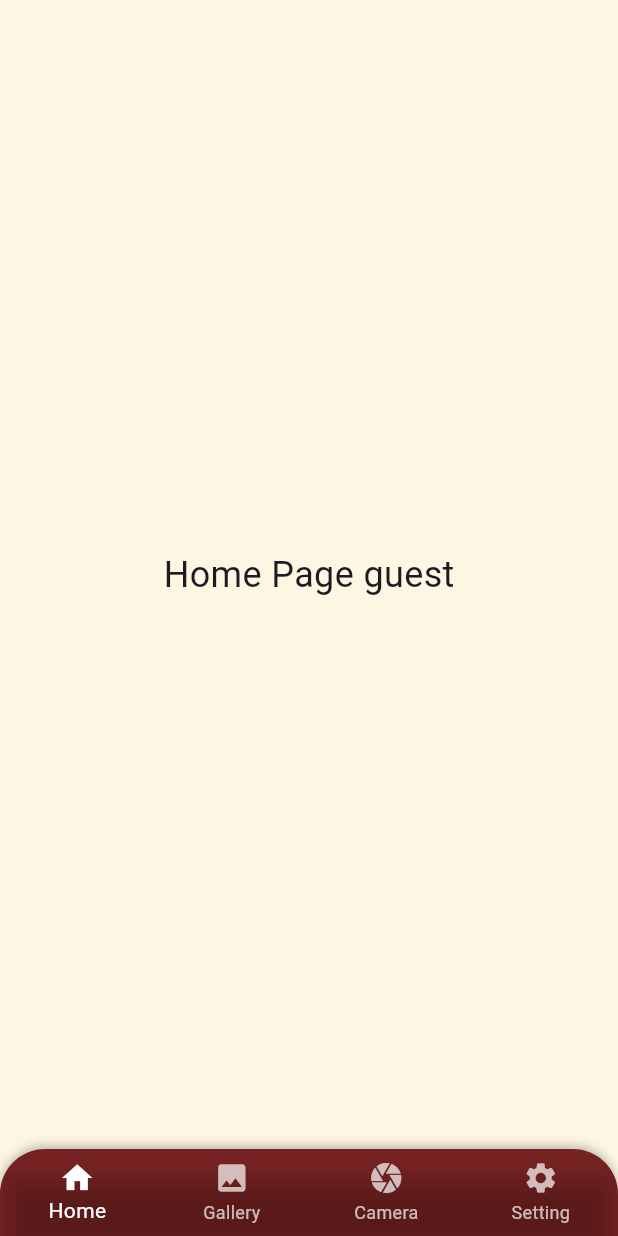
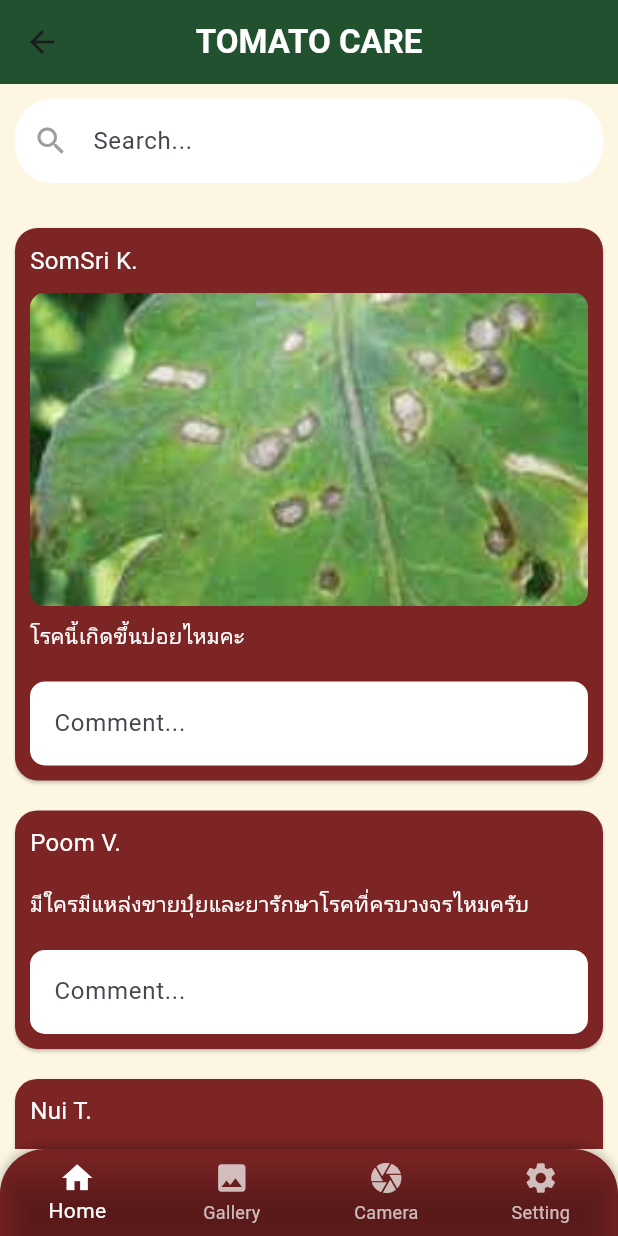
Before and after one commit to yanisa24414/TomatoCare, a Flutter app: the HomeScreenGuest screen opened by its route, on a phone screen of 412 x 824 dp. Run offline on Flutter 3.47's test engine with Material 3 defaults, Android fonts, the phone set to English and light mode, and no system bars; our stand-ins replace shared_preferences; accounts and stored records are empty.

Commit message:
update home guest

```diff
--- a/myapp/lib/screens/guest/home_screen_guest.dart
+++ b/myapp/lib/screens/guest/home_screen_guest.dart
@@ -8,10 +8,144 @@ class HomeScreenGuest extends StatelessWidget {
   Widget build(BuildContext context) {
     return Scaffold(
       backgroundColor: const Color(0xFFFDF6E3),
-      body: const Center(
-        child: Text('Home Page guest', style: TextStyle(fontSize: 24)),
+      appBar: AppBar(
+        backgroundColor: const Color(0xFF22512F),
+        title: const Text(
+          "TOMATO CARE",
+          style: TextStyle(color: Colors.white, fontWeight: FontWeight.bold),
+        ),
+        centerTitle: true,
+      ),
+      body: Column(
+        children: [
+          // ช่องค้นหา
+          Padding(
+            padding: const EdgeInsets.all(10.0),
+            child: TextField(
+              decoration: InputDecoration(
+                hintText: "Search...",
+                prefixIcon: const Icon(Icons.search, color: Colors.grey),
+                filled: true,
+                fillColor: Colors.white,
+                border: OutlineInputBorder(
+                  borderRadius: BorderRadius.circular(25.0),
+                  borderSide: BorderSide.none,
+                ),
+              ),
+            ),
+          ),
+
+          // รายการโพสต์ (สไลด์ได้)
+          Expanded(
+            child: ListView(
+              padding: const EdgeInsets.all(10.0),
+              children: const [
+                PostCard(
+                  username: "SomSri K.",
+                  postText: "โรคนี้เกิดขึ้นบ่อยไหมคะ",
+                  imagePath: "assets/leaf1.jpg",
+                ),
+                PostCard(
+                  username: "Poom V.",
+                  postText: "มีใครมีแหล่งขายปุ๋ยและยารักษาโรคที่ครบวงจรไหมครับ",
+                  imagePath: null,
+                ),
+                PostCard(
+                  username: "Nui T.",
+                  postText: "อยากรู้ว่ามีวิธีป้องกันโรคพวกนี้ไหม",
+                  imagePath: null,
+                ),
+                PostCard(
+                  username: "Arthit B.",
+                  postText:
+                      "ต้นมะเขือเทศที่บ้านเริ่มเป็นแบบนี้ มีวิธีแก้ไขไหม?",
+                  imagePath: "assets/leaf2.jpg",
+                ),
+              ],
+            ),
+          ),
+        ],
       ),
       bottomNavigationBar: const GuestNavigation(selectedIndex: 0),
     );
   }
 }
+
+class PostCard extends StatelessWidget {
+  final String username;
+  final String postText;
+  final String? imagePath; // ใช้ ? เพื่อรองรับกรณีไม่มีรูป
+
+  const PostCard({
+    super.key,
+    required this.username,
+    required this.postText,
+    this.imagePath,
+  });
+
+  @override
+  Widget build(BuildContext context) {
+    return Card(
+      color: const Color(0xFF7D2424),
+      shape: RoundedRectangleBorder(borderRadius: BorderRadius.circular(15)),
+      margin: const EdgeInsets.symmetric(vertical: 10),
+      child: Column(
+        crossAxisAlignment: CrossAxisAlignment.start,
+        children: [
+          // ส่วนหัวของโพสต์
+          Padding(
+            padding: const EdgeInsets.all(10.0),
+            child: Text(
+              username,
+              style: const TextStyle(color: Colors.white, fontSize: 16),
+            ),
+          ),
+
+          // แสดงรูปภาพเฉพาะเมื่อ imagePath ไม่เป็น null และจัดให้อยู่ตรงกลาง
+          if (imagePath != null)
+            Padding(
+              padding:
+                  const EdgeInsets.symmetric(horizontal: 10), // ขอบด้านข้าง
+              child: ClipRRect(
+                borderRadius: BorderRadius.circular(10),
+                child: Center(
+                  child: AspectRatio(
+                    aspectRatio: 16 / 9, // กำหนดอัตราส่วนให้ดูดี
+                    child: Image.asset(
+                      imagePath!,
+                      fit: BoxFit.cover, // ปรับให้รูปเต็มพื้นที่
+                    ),
+                  ),
+                ),
+              ),
+            ),
+
+          // ข้อความโพสต์
+          Padding(
+            padding: const EdgeInsets.all(10.0),
+            child: Text(
+              postText,
+              style: const TextStyle(color: Colors.white, fontSize: 14),
+            ),
+          ),
+
+          // ช่องคอมเมนต์
+          Padding(
+            padding: const EdgeInsets.all(10.0),
+            child: TextField(
+              decoration: InputDecoration(
+                hintText: "Comment...",
+                filled: true,
+                fillColor: Colors.white,
+                border: OutlineInputBorder(
+                  borderRadius: BorderRadius.circular(10),
+                  borderSide: BorderSide.none,
+                ),
+              ),
+            ),
+          ),
+        ],
+      ),
+    );
+  }
+}
--- a/myapp/pubspec.yaml
+++ b/myapp/pubspec.yaml
@@ -29,3 +29,5 @@ flutter:
 
   assets:
     - assets/logo.png
+    - assets/leaf1.jpg
+    - assets/leaf2.jpg
```
Also changed, not shown: myapp/assets/leaf1.jpg (added), myapp/assets/leaf2.jpg (added), 4 other files.
